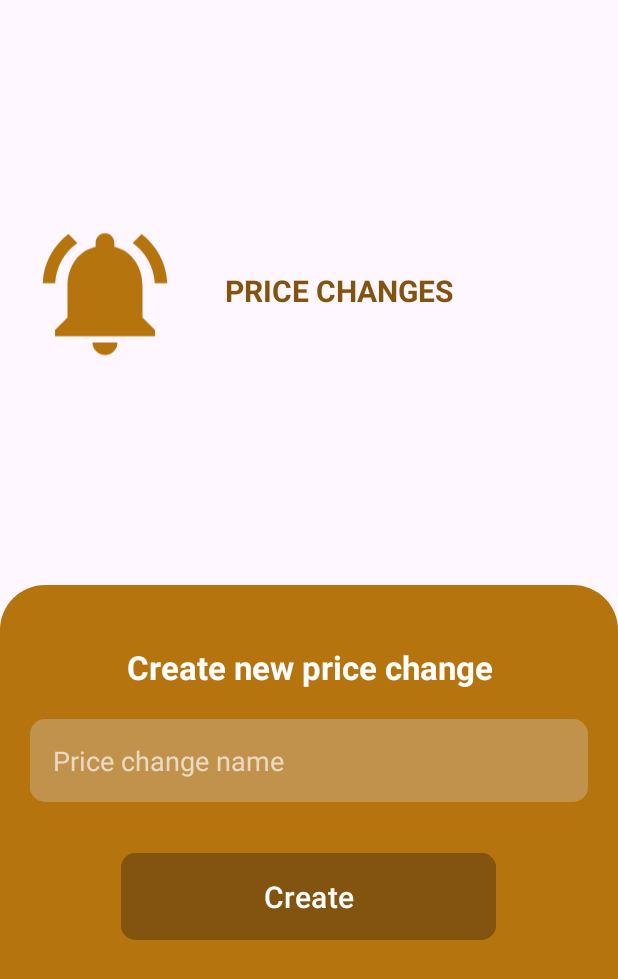
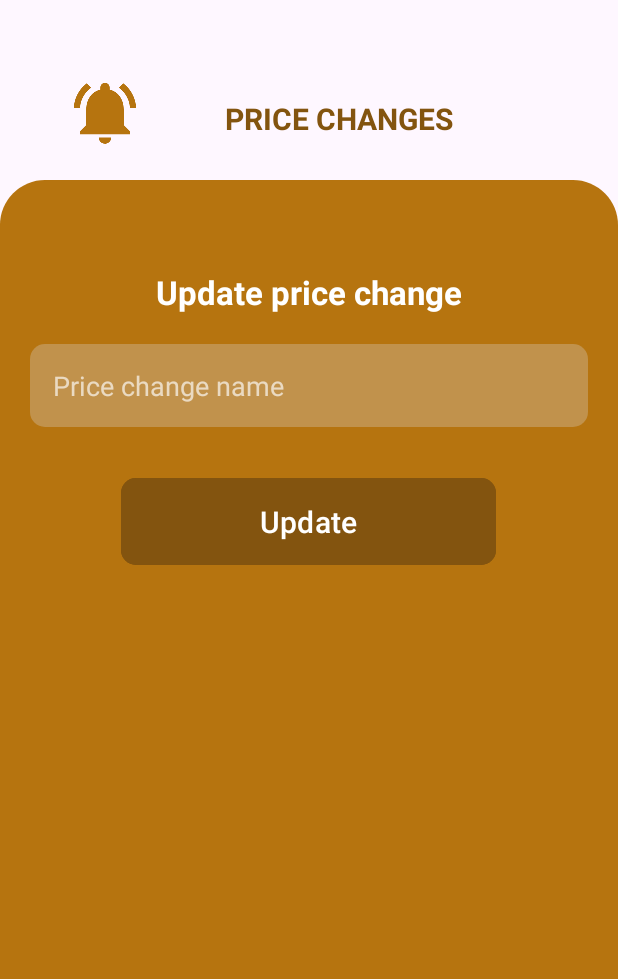
Before and after one commit to TheMottoRw/price-changes-app, an Android app: the UpdateChanges screen opened directly, with no data from a screen before it, on a phone screen of 412 x 824 dp. Shown: the top 979 px of the screen. Run offline under Robolectric (Android 15) with nearby library versions, the phone set to English and light mode, and no system bars; our stand-ins replace Volley; network calls fail.

Commit message:
changed ui on android 8.0

```diff
--- a/app/src/main/java/com/example/pricechanges/UpdateChanges.java
+++ b/app/src/main/java/com/example/pricechanges/UpdateChanges.java
@@ -36,7 +36,7 @@ public class UpdateChanges extends AppCompatActivity {
     @Override
     protected void onCreate(Bundle savedInstanceState) {
         super.onCreate(savedInstanceState);
-        setContentView(R.layout.activity_add_changes);
+        setContentView(R.layout.activity_update_changes);
         toolbar = findViewById(R.id.toolbar);
         setSupportActionBar(toolbar);
         changeName = findViewById(R.id.changeName);
--- a/app/src/main/java/com/example/pricechanges/Utils.java
+++ b/app/src/main/java/com/example/pricechanges/Utils.java
@@ -12,7 +12,7 @@ import java.util.Date;
 import java.util.Locale;
 
 public class Utils {
-    public static String host = "http://192.168.245.120:3000";
+    public static String host = "http://192.168.91.120:3000";
 
     public void setUserSession(Context context, JSONObject obj){
         try{
--- a/app/src/main/res/layout/activity_add_changes.xml
+++ b/app/src/main/res/layout/activity_add_changes.xml
@@ -4,9 +4,10 @@
     xmlns:tools="http://schemas.android.com/tools"
     android:layout_width="match_parent"
     android:layout_height="match_parent"
-    tools:context=".AddChanges"
     android:orientation="vertical"
-    >
+    android:scrollbars="vertical"
+    tools:context=".AddChanges">
+
     <com.google.android.material.appbar.AppBarLayout
         android:layout_width="match_parent"
         android:layout_height="wrap_content"
@@ -19,63 +20,71 @@
             android:layout_height="?attr/actionBarSize" />
 
     </com.google.android.material.appbar.AppBarLayout>
+
     <LinearLayout
         android:layout_width="match_parent"
         android:layout_height="wrap_content"
+        android:layout_marginTop="30dp"
         android:orientation="horizontal"
-        android:padding="20dp"
-        android:layout_marginTop="100dp">
+        android:padding="20dp">
+
         <ImageView
             android:id="@+id/splashscreen"
             android:layout_width="100dp"
-            android:layout_height="150dp"
+            android:layout_height="50dp"
             android:contentDescription="@string/app_name"
             android:src="@drawable/baseline_notifications_active_24" />
+
         <TextView
             android:layout_width="match_parent"
             android:layout_height="wrap_content"
+            android:layout_marginLeft="30dp"
+            android:layout_marginTop="15dp"
             android:text="@string/app_name"
             android:textAllCaps="true"
-            android:visibility="visible"
-            android:layout_marginTop="60dp"
             android:textColor="@color/button_bgcolor"
+            android:textSize="20sp"
             android:textStyle="bold"
-            android:textSize="20sp"
-            android:layout_marginLeft="30dp"
-            />
+            android:visibility="visible" />
     </LinearLayout>
+
+    <ScrollView
+        android:layout_width="match_parent"
+        android:layout_height="match_parent"
+        android:background="@drawable/top_round_container"
+        >
 
         <LinearLayout
             android:layout_width="match_parent"
             android:layout_height="fill_parent"
-        android:orientation="vertical"
-        android:background="@drawable/top_round_container"
-        android:layout_marginTop="100dp">
+            android:layout_marginTop="20dp"
+            android:orientation="vertical">
 
             <TextView
+                style="@style/header"
                 android:layout_width="match_parent"
                 android:layout_height="wrap_content"
+                android:gravity="center"
                 android:text="@string/create_new_price_change"
-            style="@style/header"
-            android:gravity="center"
-            android:textSize="22sp"/>
+                android:textSize="22sp" />
+
             <EditText
                 android:id="@+id/changeName"
-            android:hint="@string/price_change_name"
+                style="@style/edit_text_style"
                 android:layout_marginTop="20dp"
-            style="@style/edit_text_style"/>
+                android:hint="@string/price_change_name" />
+
             <com.google.android.material.button.MaterialButton
                 android:id="@+id/btnSave"
                 android:layout_width="250dp"
                 android:layout_height="wrap_content"
+                android:layout_gravity="center"
+                android:layout_marginTop="30dp"
+                android:backgroundTint="@color/button_bgcolor"
+                android:paddingVertical="15dp"
                 android:text="@string/create"
-            android:layout_marginTop="30dp"
                 android:textSize="20sp"
-            android:backgroundTint="@color/button_bgcolor"
-            app:cornerRadius="10dp"
-            android:layout_gravity="center"
-            android:paddingVertical="15dp"
-            />
+                app:cornerRadius="10dp" />
         </LinearLayout>
-
+    </ScrollView>
 </LinearLayout>
--- a/app/src/main/res/layout/activity_update_changes.xml
+++ b/app/src/main/res/layout/activity_update_changes.xml
@@ -1,9 +1,90 @@
 <?xml version="1.0" encoding="utf-8"?>
-<androidx.constraintlayout.widget.ConstraintLayout xmlns:android="http://schemas.android.com/apk/res/android"
+<LinearLayout xmlns:android="http://schemas.android.com/apk/res/android"
     xmlns:app="http://schemas.android.com/apk/res-auto"
     xmlns:tools="http://schemas.android.com/tools"
     android:layout_width="match_parent"
     android:layout_height="match_parent"
+    android:orientation="vertical"
+    android:scrollbars="vertical"
     tools:context=".UpdateChanges">
 
-</androidx.constraintlayout.widget.ConstraintLayout>
+    <com.google.android.material.appbar.AppBarLayout
+        android:layout_width="match_parent"
+        android:layout_height="wrap_content"
+        android:fitsSystemWindows="true"
+        android:visibility="gone">
+
+        <com.google.android.material.appbar.MaterialToolbar
+            android:id="@+id/toolbar"
+            android:layout_width="match_parent"
+            android:layout_height="?attr/actionBarSize" />
+
+    </com.google.android.material.appbar.AppBarLayout>
+
+    <LinearLayout
+        android:layout_width="match_parent"
+        android:layout_height="wrap_content"
+        android:layout_marginTop="30dp"
+        android:orientation="horizontal"
+        android:padding="20dp">
+
+        <ImageView
+            android:id="@+id/splashscreen"
+            android:layout_width="100dp"
+            android:layout_height="50dp"
+            android:contentDescription="@string/app_name"
+            android:src="@drawable/baseline_notifications_active_24" />
+
+        <TextView
+            android:layout_width="match_parent"
+            android:layout_height="wrap_content"
+            android:layout_marginLeft="30dp"
+            android:layout_marginTop="15dp"
+            android:text="@string/app_name"
+            android:textAllCaps="true"
+            android:textColor="@color/button_bgcolor"
+            android:textSize="20sp"
+            android:textStyle="bold"
+            android:visibility="visible" />
+    </LinearLayout>
+
+    <ScrollView
+        android:layout_width="match_parent"
+        android:layout_height="match_parent"
+        android:background="@drawable/top_round_container"
+        >
+
+        <LinearLayout
+            android:layout_width="match_parent"
+            android:layout_height="fill_parent"
+            android:layout_marginTop="20dp"
+            android:orientation="vertical">
+
+            <TextView
+                style="@style/header"
+                android:layout_width="match_parent"
+                android:layout_height="wrap_content"
+                android:gravity="center"
+                android:text="@string/update_price_change"
+                android:textSize="22sp" />
+
+            <EditText
+                android:id="@+id/changeName"
+                style="@style/edit_text_style"
+                android:layout_marginTop="20dp"
+                android:hint="@string/price_change_name" />
+
+            <com.google.android.material.button.MaterialButton
+                android:id="@+id/btnSave"
+                android:layout_width="250dp"
+                android:layout_height="wrap_content"
+                android:layout_gravity="center"
+                android:layout_marginTop="30dp"
+                android:backgroundTint="@color/button_bgcolor"
+                android:paddingVertical="15dp"
+                android:text="@string/update"
+                android:textSize="20sp"
+                app:cornerRadius="10dp" />
+        </LinearLayout>
+    </ScrollView>
+</LinearLayout>
--- a/app/src/main/res/values/strings.xml
+++ b/app/src/main/res/values/strings.xml
@@ -23,5 +23,6 @@
     <string name="phone_number">Phone number</string>
     <string name="add_new_subscriber">Add new subscriber</string>
     <string name="update_subscriber">Update subscriber</string>
+    <string name="update_price_change">Update price change</string>
 
 </resources>
```
Also changed, not shown: app/src/main/res/layout/activity_add_product.xml (+34 -27 lines), app/src/main/res/layout/activity_add_subscriber.xml (+35 -27 lines), app/src/main/res/layout/activity_login.xml (+8 -6 lines), app/src/main/res/layout/activity_update_product.xml (+9 -5 lines), app/src/main/res/layout/activity_update_subscriber.xml (+35 -27 lines). Lines whose indentation alone changed are shown as unchanged.
